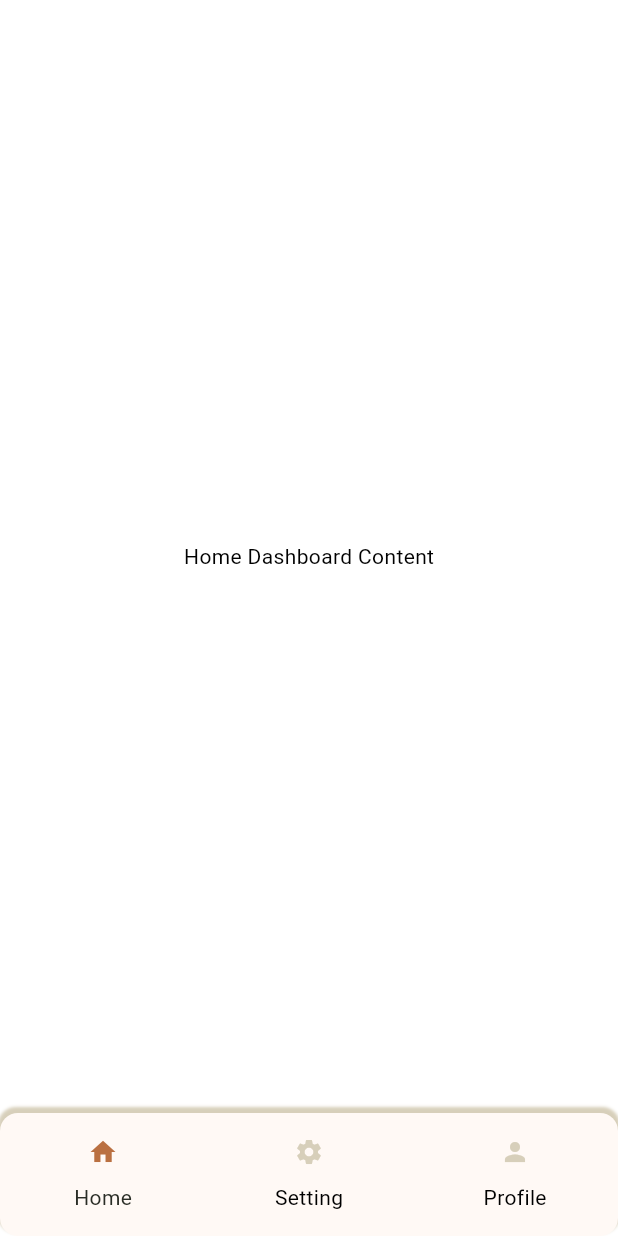
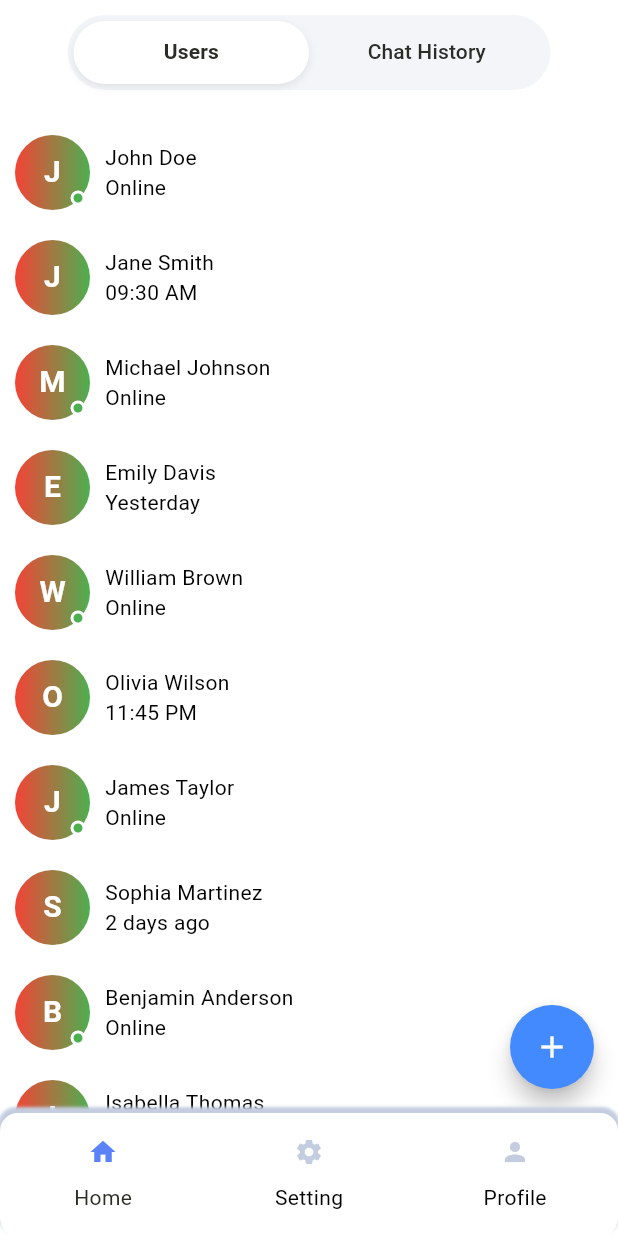
Before and after one commit to kanjiyakeyur/mini_chat, a Flutter app: the screen it shows after launch, on a phone screen of 412 x 824 dp. Run offline on Flutter 3.47's test engine with Material 3 defaults, Android fonts, the phone set to English and light mode, and no system bars; our stand-ins replace bloc, equatable, flutter_bloc.

Commit message:
chat screen UI drafted with tab switch

```diff
--- /dev/null
+++ b/lib/presentation/dashboard/bloc/chat_bloc.dart
@@ -0,0 +1,19 @@
+
+import 'package:bloc/bloc.dart';
+import 'package:equatable/equatable.dart';
+import 'package:mini_chat/presentation/dashboard/models/dummy_user_data.dart';
+import 'package:mini_chat/presentation/dashboard/models/user_model.dart';
+part 'chat_event.dart';
+part 'chat_state.dart';
+
+class ChatBloc extends Bloc<ChatEvent, ChatState> {
+  ChatBloc() : super(ChatState(users: dummyUsers)) {
+    on<InitEvent>(_initEvent);
+  }
+
+  void _initEvent(InitEvent event, Emitter<ChatState> emit) {
+    emit(state.copyWith(users: dummyUsers));
+  }
+
+
+}
--- /dev/null
+++ b/lib/presentation/dashboard/bloc/chat_event.dart
@@ -0,0 +1,5 @@
+part of 'chat_bloc.dart';
+
+class ChatEvent {}
+
+class InitEvent extends ChatEvent {}
--- /dev/null
+++ b/lib/presentation/dashboard/bloc/chat_state.dart
@@ -0,0 +1,16 @@
+
+part of 'chat_bloc.dart';
+
+class ChatState extends Equatable {
+
+  List<UserModel>? users;
+
+  ChatState({this.users});
+
+  ChatState copyWith({List<UserModel>? users}) {
+    return ChatState(users: users ?? this.users);
+  }
+
+  @override
+  List<Object?> get props => [users];
+}
--- /dev/null
+++ b/lib/presentation/dashboard/models/dummy_user_data.dart
@@ -0,0 +1,204 @@
+import 'user_model.dart';
+
+List<UserModel> dummyUsers = [
+  UserModel(
+    id: "1",
+    name: "John Doe",
+    isOnline: true,
+    lastSeen: "10:00 AM",
+    lastMessage: "Hey, how are you?",
+    unreadMessageCount: 2,
+  ),
+  UserModel(
+    id: "2",
+    name: "Jane Smith",
+    isOnline: false,
+    lastSeen: "09:30 AM",
+    lastMessage: "See you later!",
+    unreadMessageCount: 0,
+  ),
+  UserModel(
+    id: "3",
+    name: "Michael Johnson",
+    isOnline: true,
+    lastSeen: "Online",
+    lastMessage: "Can we meet tomorrow?",
+    unreadMessageCount: 1,
+  ),
+  UserModel(
+    id: "4",
+    name: "Emily Davis",
+    isOnline: false,
+    lastSeen: "Yesterday",
+    lastMessage: "Thanks for the update.",
+    unreadMessageCount: 0,
+  ),
+  UserModel(
+    id: "5",
+    name: "William Brown",
+    isOnline: true,
+    lastSeen: "Online",
+    lastMessage: "I'll check it out.",
+    unreadMessageCount: 5,
+  ),
+  UserModel(
+    id: "6",
+    name: "Olivia Wilson",
+    isOnline: false,
+    lastSeen: "11:45 PM",
+    lastMessage: "Good night!",
+    unreadMessageCount: 0,
+  ),
+  UserModel(
+    id: "7",
+    name: "James Taylor",
+    isOnline: true,
+    lastSeen: "Online",
+    lastMessage: "Let's grab lunch.",
+    unreadMessageCount: 3,
+  ),
+  UserModel(
+    id: "8",
+    name: "Sophia Martinez",
+    isOnline: false,
+    lastSeen: "2 days ago",
+    lastMessage: "Sent the files.",
+    unreadMessageCount: 0,
+  ),
+  UserModel(
+    id: "9",
+    name: "Benjamin Anderson",
+    isOnline: true,
+    lastSeen: "Online",
+    lastMessage: "Sounds good.",
+    unreadMessageCount: 0,
+  ),
+  UserModel(
+    id: "10",
+    name: "Isabella Thomas",
+    isOnline: false,
+    lastSeen: "1 week ago",
+    lastMessage: "Happy Birthday!",
+    unreadMessageCount: 1,
+  ),
+  UserModel(
+    id: "11",
+    name: "Lucas Jackson",
+    isOnline: true,
+    lastSeen: "Online",
+    lastMessage: "Where are you?",
+    unreadMessageCount: 4,
+  ),
+  UserModel(
+    id: "12",
+    name: "Mia White",
+    isOnline: false,
+    lastSeen: "12:15 PM",
+    lastMessage: "Call me when you're free.",
+    unreadMessageCount: 0,
+  ),
+  UserModel(
+    id: "13",
+    name: "Henry Harris",
+    isOnline: true,
+    lastSeen: "Online",
+    lastMessage: "Got it.",
+    unreadMessageCount: 0,
+  ),
+  UserModel(
+    id: "14",
+    name: "Charlotte Martin",
+    isOnline: false,
+    lastSeen: "3 days ago",
+    lastMessage: "No problem.",
+    unreadMessageCount: 0,
+  ),
+  UserModel(
+    id: "15",
+    name: "Alexander Thompson",
+    isOnline: true,
+    lastSeen: "Online",
+    lastMessage: "On my way.",
+    unreadMessageCount: 2,
+  ),
+  UserModel(
+    id: "16",
+    name: "Amelia Garcia",
+    isOnline: false,
+    lastSeen: "08:00 AM",
+    lastMessage: "Did you see that?",
+    unreadMessageCount: 1,
+  ),
+  UserModel(
+    id: "17",
+    name: "Ethan Martinez",
+    isOnline: true,
+    lastSeen: "Online",
+    lastMessage: "LOL",
+    unreadMessageCount: 0,
+  ),
+  UserModel(
+    id: "18",
+    name: "Harper Robinson",
+    isOnline: false,
+    lastSeen: "Yesterday",
+    lastMessage: "I agree.",
+    unreadMessageCount: 0,
+  ),
+  UserModel(
+    id: "19",
+    name: "Daniel Clark",
+    isOnline: true,
+    lastSeen: "Online",
+    lastMessage: "What do you think?",
+    unreadMessageCount: 6,
+  ),
+  UserModel(
+    id: "20",
+    name: "Evelyn Rodriguez",
+    isOnline: false,
+    lastSeen: "4 hours ago",
+    lastMessage: "Okay.",
+    unreadMessageCount: 0,
+  ),
+  UserModel(
+    id: "21",
+    name: "Matthew Lewis",
+    isOnline: true,
+    lastSeen: "Online",
+    lastMessage: "Sure thing.",
+    unreadMessageCount: 0,
+  ),
+  UserModel(
+    id: "22",
+    name: "Abigail Walker",
+    isOnline: false,
+    lastSeen: "10:30 PM",
+    lastMessage: "Maybe later.",
+    unreadMessageCount: 0,
+  ),
+  UserModel(
+    id: "23",
+    name: "Joseph Hall",
+    isOnline: true,
+    lastSeen: "Online",
+    lastMessage: "Running late.",
+    unreadMessageCount: 1,
+  ),
+  UserModel(
+    id: "24",
+    name: "Elizabeth Allen",
+    isOnline: false,
+    lastSeen: "5 minutes ago",
+    lastMessage: "I'm here.",
+    unreadMessageCount: 0,
+  ),
+  UserModel(
+    id: "25",
+    name: "David Young",
+    isOnline: true,
+    lastSeen: "Online",
+    lastMessage: "Let's do it!",
+    unreadMessageCount: 3,
+  ),
+];
--- /dev/null
+++ b/lib/presentation/dashboard/models/user_model.dart
@@ -0,0 +1,39 @@
+class UserModel {
+  final String? id;
+  final String? name;
+  final bool? isOnline;
+  final String? lastSeen;
+  final String? lastMessage;
+  final int? unreadMessageCount;
+
+  UserModel({
+    this.id,
+    this.name,
+    this.isOnline,
+    this.lastSeen,
+    this.lastMessage,
+    this.unreadMessageCount,
+  });
+
+  factory UserModel.fromJson(Map<String, dynamic> json) {
+    return UserModel(
+      id: json['id'],
+      name: json['name'],
+      isOnline: json['isOnline'],
+      lastSeen: json['lastSeen'],
+      lastMessage: json['lastMessage'],
+      unreadMessageCount: json['unreadMessageCount'],
+    );
+  }
+
+  Map<String, dynamic> toJson() {
+    return {
+      'id': id,
+      'name': name,
+      'isOnline': isOnline,
+      'lastSeen': lastSeen,
+      'lastMessage': lastMessage,
+      'unreadMessageCount': unreadMessageCount,
+    };
+  }
+}
--- /dev/null
+++ b/lib/presentation/dashboard/screen/chat_history._page.dart
@@ -0,0 +1,24 @@
+
+import 'package:flutter/material.dart';
+import 'package:flutter_bloc/flutter_bloc.dart';
+import 'package:mini_chat/presentation/dashboard/bloc/chat_bloc.dart';
+import 'package:mini_chat/presentation/dashboard/widgets/user_history_widget.dart';
+
+class ChatHistoryPage extends StatelessWidget {
+  const ChatHistoryPage({Key? key}) : super(key: key);
+
+  @override
+  Widget build(BuildContext context) {
+    return BlocBuilder<ChatBloc, ChatState>(
+      builder: (context, state) {
+        return ListView.builder(
+          itemCount: state.users?.length ?? 0,
+          itemBuilder: (context, index) {
+            final user = state.users?[index];
+            return UserHistoryWidget(user!);
+          },
+        );
+      },
+    ) ;
+  }
+}
--- /dev/null
+++ b/lib/presentation/dashboard/screen/chat_screen.dart
@@ -0,0 +1,72 @@
+import 'package:flutter/material.dart';
+import 'package:mini_chat/core/size_utils.dart';
+import 'package:mini_chat/presentation/dashboard/bloc/chat_bloc.dart';
+import 'package:mini_chat/presentation/dashboard/screen/chat_history._page.dart';
+import 'package:mini_chat/presentation/dashboard/screen/user_page.dart';
+import 'package:mini_chat/theme/theme_helper.dart';
+import 'package:flutter_bloc/flutter_bloc.dart';
+
+class ChatScreen extends StatelessWidget {
+  const ChatScreen({Key? key}) : super(key: key);
+
+  @override
+  Widget build(BuildContext context) {
+    return DefaultTabController(
+      length: 2,
+      child: Column(
+        children: [
+          SizedBox(height: 10.h),
+          // Custom Toggle
+          Container(
+            height: 50.h,
+            margin: EdgeInsets.symmetric(horizontal: 45.h),
+            padding: EdgeInsets.all(4.h),
+            decoration: BoxDecoration(
+              color: appTheme.primaryGray.withOpacity(
+                0.2,
+              ), // Light background for the toggle container
+              borderRadius: BorderRadius.circular(25.h),
+            ),
+            child: TabBar(
+              indicatorSize: TabBarIndicatorSize.tab,
+              dividerColor: Colors.transparent,
+              indicator: BoxDecoration(
+                color: appTheme.white,
+                borderRadius: BorderRadius.circular(21.h),
+                boxShadow: [
+                  BoxShadow(
+                    color: appTheme.black.withOpacity(0.1),
+                    blurRadius: 4,
+                    offset: const Offset(0, 2),
+                  ),
+                ],
+              ),
+              labelColor: appTheme.black,
+              unselectedLabelColor: appTheme.gray,
+              labelStyle: TextStyle(
+                fontWeight: FontWeight.w600,
+                fontSize: 14.fSize,
+              ),
+              unselectedLabelStyle: TextStyle(
+                fontWeight: FontWeight.w500,
+                fontSize: 14.fSize,
+              ),
+              tabs: [
+                Tab(child: Text("Users")),
+                Tab(child: Text("Chat History")),
+              ],
+            ),
+          ),
+          SizedBox(height: 20.h),
+          // Content
+          Expanded(
+            child: BlocProvider(
+              create: (context) => ChatBloc()..add(InitEvent()),
+              child: TabBarView(children: [UserPage(), ChatHistoryPage()]),
+            ),
+          ),
+        ],
+      ),
+    );
+  }
+}
--- a/lib/presentation/dashboard/screen/dashboard_screen.dart
+++ b/lib/presentation/dashboard/screen/dashboard_screen.dart
@@ -1,4 +1,5 @@
 import 'package:flutter/material.dart';
+import 'package:mini_chat/presentation/dashboard/screen/chat_screen.dart';
 import 'package:mini_chat/widgets/custom_bottom_bar.dart';
 
 import 'package:mini_chat/presentation/setting/screen/setting_screen.dart';
@@ -16,9 +17,7 @@ class _DashboardScreenState extends State<DashboardScreen> {
   Widget _getCurrentPage(BottomBarEnum type) {
     switch (type) {
       case BottomBarEnum.Home:
-        return const Center(
-          child: Text("Home Dashboard Content"),
-        ); // Placeholder for now or actual content
+        return ChatScreen(); // Placeholder for now or actual content
       case BottomBarEnum.Setting:
         return const SettingScreen();
       case BottomBarEnum.Profile:
@@ -31,7 +30,7 @@ class _DashboardScreenState extends State<DashboardScreen> {
   @override
   Widget build(BuildContext context) {
     return Scaffold(
-      body: _getCurrentPage(_selectedMenu),
+      body: SafeArea(child: _getCurrentPage(_selectedMenu)),
       bottomNavigationBar: CustomBottomBar(
         onChanged: (BottomBarEnum type) {
           setState(() {
--- /dev/null
+++ b/lib/presentation/dashboard/screen/user_page.dart
@@ -0,0 +1,31 @@
+import 'package:flutter/material.dart';
+import 'package:flutter_bloc/flutter_bloc.dart';
+import 'package:mini_chat/presentation/dashboard/bloc/chat_bloc.dart';
+import 'package:mini_chat/presentation/dashboard/widgets/user_contact.dart';
+
+class UserPage extends StatelessWidget {
+  const UserPage({Key? key}) : super(key: key);
+
+  @override
+  Widget build(BuildContext context) {
+    return Scaffold(
+      body: BlocBuilder<ChatBloc, ChatState>(
+        builder: (context, state) {
+          return ListView.builder(
+            itemCount: state.users?.length ?? 0,
+            itemBuilder: (context, index) {
+              final user = state.users?[index];
+              return UserContact(user!);
+            },
+          );
+        },
+      ),
+      floatingActionButton: FloatingActionButton(
+        onPressed: () {},
+        child: Icon(Icons.add, color: Colors.white,),
+        backgroundColor: Colors.blueAccent,
+        shape: RoundedRectangleBorder(borderRadius: BorderRadius.circular(40)),
+      ),
+    );
+  }
+}
--- /dev/null
+++ b/lib/presentation/dashboard/widgets/user_contact.dart
@@ -0,0 +1,37 @@
+import 'package:flutter/material.dart';
+import 'package:mini_chat/core/size_utils.dart';
+import 'package:mini_chat/presentation/dashboard/models/user_model.dart';
+import 'package:mini_chat/presentation/dashboard/widgets/user_profile.dart';
+
+class UserContact extends StatelessWidget {
+  UserModel user;
+  UserContact(this.user, {Key? key}) : super(key: key);
+
+  @override
+  Widget build(BuildContext context) {
+    return Container(
+      margin: EdgeInsets.symmetric(vertical: 10.h),
+      padding: EdgeInsets.symmetric(horizontal: 10.h),
+      child: Row(
+        children: [
+          UserProfile(user, showGradient: true),
+          SizedBox(width: 10.h),
+          Expanded(
+            child: Column(
+              mainAxisSize: .min,
+              crossAxisAlignment: .start,
+              children: [
+                Text(user.name ?? ''),
+                Text(
+                  user.isOnline ?? false
+                      ? 'Online'
+                      : user.lastSeen ?? 'Offline',
+                ),
+              ],
+            ),
+          ),
+        ],
+      ),
+    );
+  }
+}
--- /dev/null
+++ b/lib/presentation/dashboard/widgets/user_history_widget.dart
@@ -0,0 +1,59 @@
+import 'package:flutter/material.dart';
+import 'package:mini_chat/core/size_utils.dart';
+import 'package:mini_chat/presentation/dashboard/models/user_model.dart';
+import 'package:mini_chat/presentation/dashboard/widgets/user_profile.dart';
+
+class UserHistoryWidget extends StatelessWidget {
+  UserModel user;
+  UserHistoryWidget(this.user, {Key? key}) : super(key: key);
+
+  @override
+  Widget build(BuildContext context) {
+    return Container(
+      margin: EdgeInsets.symmetric(vertical: 10.h),
+      padding: EdgeInsets.symmetric(horizontal: 10.h),
+      child: Row(
+        children: [
+          UserProfile(user),
+          SizedBox(width: 10.h),
+          Expanded(
+            child: Column(
+              mainAxisSize: .min,
+              crossAxisAlignment: .start,
+              children: [
+                Row(
+                  mainAxisAlignment: .spaceBetween,
+                  children: [Text(user.name ?? ''), Text(user.lastSeen ?? '')],
+                ),
+                Row(
+                  mainAxisAlignment: .spaceBetween,
+                  children: [
+                    Text(user.lastMessage ?? '', style: TextStyle(
+                           fontSize: 12.fSize,
+                         ),),
+                    Container(
+                      width: 16.h,
+                      height: 16.h,
+                      decoration: BoxDecoration(
+                        color: Colors.blueAccent.shade400,
+                        borderRadius: BorderRadius.circular(10.h),
+                      ),
+                      child: Center(
+                        child: Text((user.unreadMessageCount ?? 0).toString(),
+                         style: TextStyle(
+                           color: Colors.white,
+                           fontSize: 12.fSize,
+                         ),
+                        ),
+                      ),
+                    ),
+                  ],
+                ),
+              ],
+            ),
+          ),
+        ],
+      ),
+    );
+  }
+}
--- /dev/null
+++ b/lib/presentation/dashboard/widgets/user_profile.dart
@@ -0,0 +1,50 @@
+import 'package:flutter/material.dart';
+import 'package:mini_chat/core/size_utils.dart';
+import 'package:mini_chat/presentation/dashboard/models/user_model.dart';
+
+class UserProfile extends StatelessWidget {
+  final UserModel user;
+  final bool showGradient;
+  UserProfile(this.user, {Key? key, this.showGradient = false})
+    : super(key: key);
+
+  @override
+  Widget build(BuildContext context) {
+    return Stack(
+      children: [
+        Container(
+          height: 50,
+          width: 50,
+          decoration: BoxDecoration(
+            shape: BoxShape.circle,
+            color: showGradient ? null : Colors.lightGreen.shade400,
+            gradient: showGradient
+                ? LinearGradient(colors: [Colors.red, Colors.green])
+                : null,
+          ),
+          child: Center(
+            child: Text(
+              (user.name ?? '*').substring(0, 1),
+              style: TextStyle(fontSize: 20, fontWeight: FontWeight.bold, color: Colors.white),
+            ),
+          ),
+        ),
+
+        if (user.isOnline ?? false)
+          Positioned(
+            bottom: 3,
+            right: 3,
+            child: Container(
+              height: 10.h,
+              width: 10.h,
+              decoration: BoxDecoration(
+                shape: BoxShape.circle,
+                color: Colors.green,
+                border: Border.all(color: Colors.white, width: 2),
+              ),
+            ),
+          ),
+      ],
+    );
+  }
+}
--- a/lib/theme/theme_helper.dart
+++ b/lib/theme/theme_helper.dart
@@ -1,7 +1,5 @@
 // Flutter imports:
 import 'package:flutter/material.dart';
-
-
 
 LightCodeColors get appTheme => ThemeHelper().themeColor();
 
@@ -27,9 +25,7 @@ class ThemeHelper {
 
 class ColorSchemes {
   static final lightCodeColorScheme = ColorScheme.light(
-    //primary: Color(0XFF5B82F9), //Blue
-    primary: Color(0XFFBA7041),
-    //Blue
+    primary: Color(0XFF5B82F9), // Blue
     primaryContainer: Color(0XFF242424),
     //Black
     errorContainer: Color(0X3F000000),
@@ -40,21 +36,20 @@ class ColorSchemes {
   );
 }
 
+class LightCodeColors {
+  Color get primary => Color(0XFF5B82F9);
+  Color get primaryGray => Color(0XFFC4CDE0);
+  Color get primaryLight => Color(0XFFEBF0FF);
 
-class LightCodeColors {
-  Color get primary => Color(0XFFBA7041);
-  Color get primaryGray => Color(0XFFD7CFBA);
-  Color get primaryLight => Color(0XFFFFF0E6);
+  Color get background => Color(0XFFF8FAFF);
 
-  Color get background => Color(0XFFFFF9F5);
-
-  Color get white => Color(0XFFFFF9F5);
+  Color get white => Color(0XFFFFFFFF);
   Color get black => Color(0XFF2A2D26);
   Color get gray => Color(0XFF2A2C27);
   Color get lightGray => Color(0XFFD3D3D3);
 
-  Color get gradient1 => Color(0XFFF3E0D5);
-  Color get gradient2 => Color(0XFFFFF9F5);
+  Color get gradient1 => Color(0XFFDAE4FF);
+  Color get gradient2 => Color(0XFFF8FAFF);
 
   Color get redA200 => Color(0XFFF95B5B);
   Color get brown => Color(0XFF835D3C);
```
